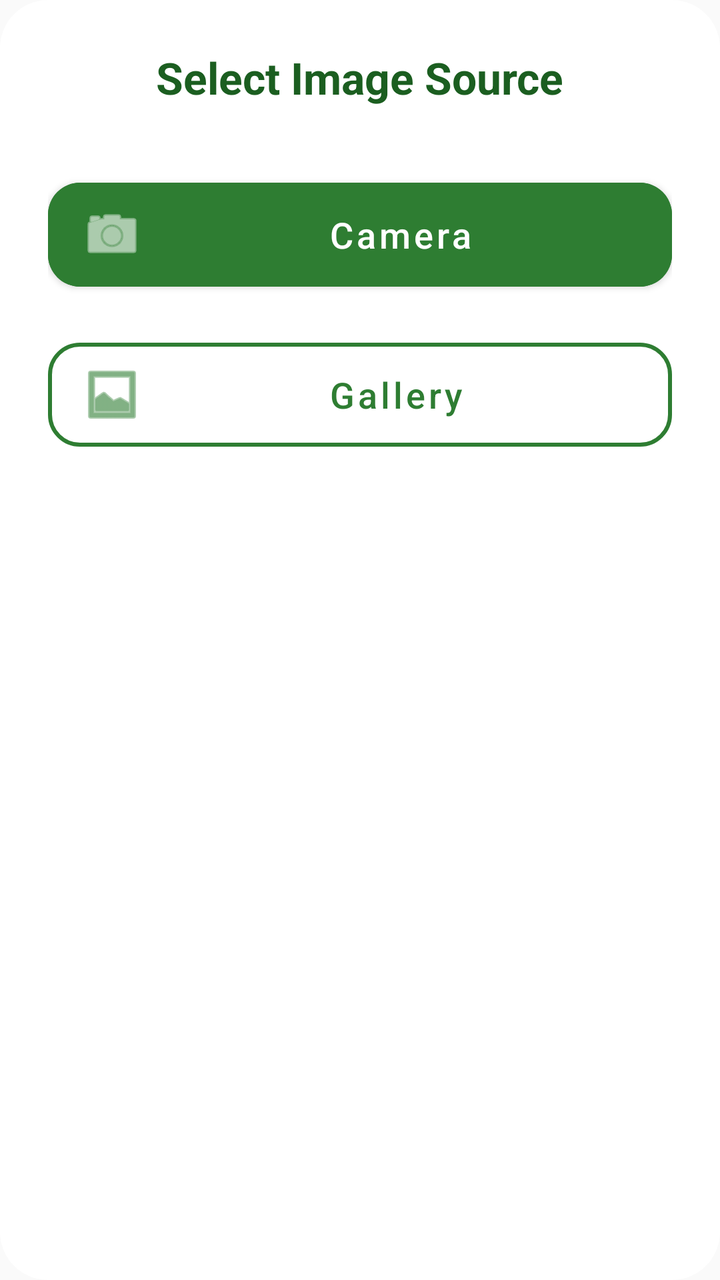
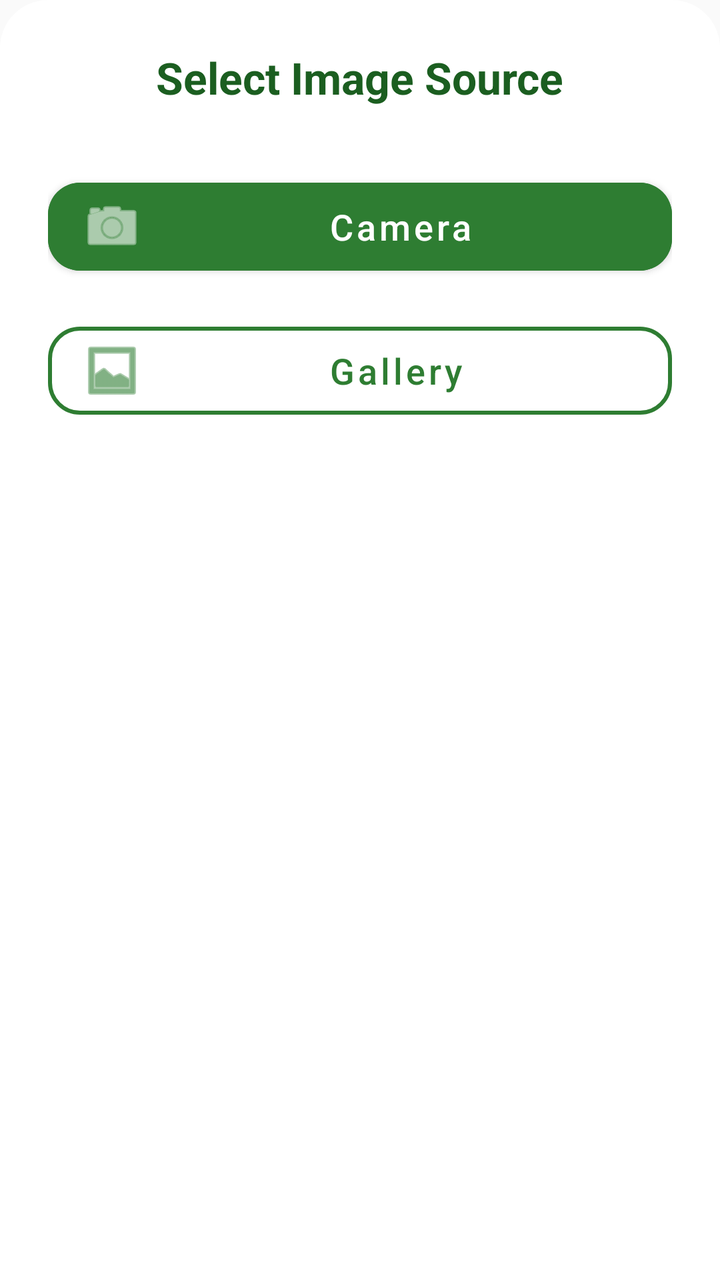

Before-and-after screenshots of an Android layout around one commit, followed by the original layout XML and the change that was made.
<!-- AndroidManifest.xml: application theme Theme.SPIM -->
<!-- res/layout/dialog_input_source.xml -->
<?xml version="1.0" encoding="utf-8"?>
<LinearLayout xmlns:android="http://schemas.android.com/apk/res/android"
    xmlns:app="http://schemas.android.com/apk/res-auto"
    android:layout_width="match_parent"
    android:layout_height="wrap_content"
    android:orientation="vertical"
    android:padding="24dp"
    android:background="@drawable/bg_dialog_rounded">

    <TextView
        android:layout_width="wrap_content"
        android:layout_height="wrap_content"
        android:text="Select Image Source"
        android:textSize="22sp"
        android:textStyle="bold"
        android:textColor="@color/primary_green_dark"
        android:layout_gravity="center_horizontal"
        android:layout_marginBottom="32dp"/>

    <com.google.android.material.button.MaterialButton
        android:id="@+id/btn_dialog_camera"
        style="@style/Widget.MaterialComponents.Button"
        android:layout_width="match_parent"
        android:layout_height="64dp"
        android:text="Camera"
        android:textSize="18sp"
        android:textAllCaps="false"
        app:cornerRadius="16dp"
        app:icon="@android:drawable/ic_menu_camera"
        android:backgroundTint="@color/primary_green"
        android:layout_marginBottom="16dp"/>

    <com.google.android.material.button.MaterialButton
        android:id="@+id/btn_dialog_gallery"
        style="@style/Widget.MaterialComponents.Button.OutlinedButton"
        android:layout_width="match_parent"
        android:layout_height="64dp"
        android:text="Gallery"
        android:textSize="18sp"
        android:textAllCaps="false"
        app:cornerRadius="16dp"
        app:icon="@android:drawable/ic_menu_gallery"
        app:strokeColor="@color/primary_green"
        app:strokeWidth="2dp"
        android:textColor="@color/primary_green"/>

</LinearLayout>
<!-- resources referenced by this layout -->
<resources>
  <color name="primary_green">#2E7D32</color>
  <color name="primary_green_dark">#1B5E20</color>
  <!-- drawable bg_dialog_rounded (drawable) -->
  <?xml version="1.0" encoding="utf-8"?>
  <shape xmlns:android="http://schemas.android.com/apk/res/android">
      <solid android:color="@color/background_white" />
      <corners android:radius="24dp" />
  </shape>
  <style name="Theme.SPIM" parent="Theme.MaterialComponents.DayNight.NoActionBar">
          
          <item name="colorPrimary">@color/primary_green</item>
          <item name="colorPrimaryVariant">@color/primary_green_dark</item>
          <item name="colorOnPrimary">@color/white</item>
          
          
          <item name="colorSecondary">@color/secondary_brown</item>
          <item name="colorSecondaryVariant">@color/secondary_brown_dark</item>
          <item name="colorOnSecondary">@color/white</item>
          
          
          <item name="android:statusBarColor">@color/primary_green_dark</item>
          <item name="android:windowLightStatusBar">false</item>
          
          
          <item name="android:colorBackground">@color/background_light</item>
          <item name="colorSurface">@color/background_white</item>
          <item name="colorOnSurface">@color/text_primary</item>
          
          
          <item name="android:textColorPrimary">@color/text_primary</item>
          <item name="android:textColorSecondary">@color/text_secondary</item>
          <item name="android:textColorHint">@color/text_hint</item>
          
          
          <item name="colorError">@color/error_red</item>
          <item name="colorOnError">@color/white</item>
          
          
          <item name="android:windowBackground">@color/background_light</item>
          <item name="android:colorAccent">@color/accent_orange</item>
      </style>
  <color name="background_white">#FFFFFF</color>
  <color name="white">#FFFFFFFF</color>
  <color name="secondary_brown">#8D6E63</color>
  <color name="secondary_brown_dark">#5D4037</color>
  <color name="background_light">#FAFAFA</color>
  <color name="text_primary">#212121</color>
  <color name="text_secondary">#757575</color>
  <color name="text_hint">#BDBDBD</color>
  <color name="error_red">#F44336</color>
  <color name="accent_orange">#FF7043</color>
</resources>

<!-- the commit's change to res/layout/dialog_input_source.xml (unified diff, before → after) -->
@@ -21,7 +21,8 @@
         android:id="@+id/btn_dialog_camera"
         style="@style/Widget.MaterialComponents.Button"
         android:layout_width="match_parent"
-        android:layout_height="64dp"
+        android:layout_height="wrap_content"
+        android:minHeight="56dp"
         android:text="Camera"
         android:textSize="18sp"
         android:textAllCaps="false"
@@ -34,7 +35,8 @@
         android:id="@+id/btn_dialog_gallery"
         style="@style/Widget.MaterialComponents.Button.OutlinedButton"
         android:layout_width="match_parent"
-        android:layout_height="64dp"
+        android:layout_height="wrap_content"
+        android:minHeight="56dp"
         android:text="Gallery"
         android:textSize="18sp"
         android:textAllCaps="false"
<!-- resource entries referenced after the edit -->
@@ -6,7 +6,7 @@
   <?xml version="1.0" encoding="utf-8"?>
   <shape xmlns:android="http://schemas.android.com/apk/res/android">
       <solid android:color="@color/background_white" />
-      <corners android:radius="24dp" />
+      <corners android:topLeftRadius="24dp" android:topRightRadius="24dp" />
   </shape>
   <style name="Theme.SPIM" parent="Theme.MaterialComponents.DayNight.NoActionBar">
           
